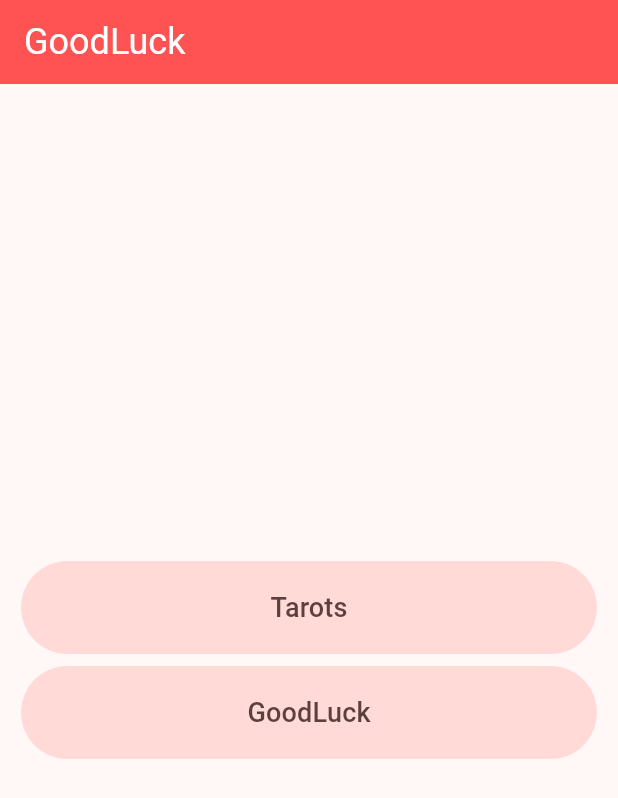
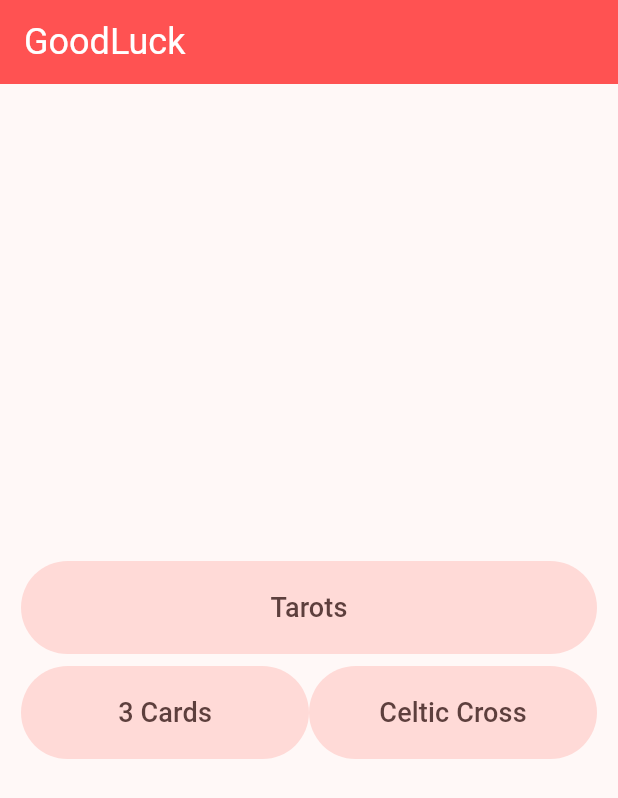
Before and after one commit to lertumpai/goodluck, a Flutter app: the screen it shows after launch, on a phone screen of 412 x 824 dp. Shown: the top 798 px of the screen. Run offline on Flutter 3.47's test engine with Material 2 defaults, Android fonts, the phone set to English and light mode, and no system bars.

```diff
--- a/lib/homeScreen.dart
+++ b/lib/homeScreen.dart
@@ -1,6 +1,8 @@
 import 'package:flutter/material.dart';
+import 'package:goodluck/tarots/screens/celtic_cross.dart';
 import 'package:goodluck/tarots/screens/goodluck.dart';
 import 'package:goodluck/tarots/screens/listTarots.dart';
+import 'package:goodluck/tarots/screens/mode.dart';
 import 'package:goodluck/transitionBuilder.dart';
 
 class MyHomePage extends StatelessWidget {
@@ -52,7 +54,23 @@ class MyHomePage extends StatelessWidget {
                               padding: MaterialStatePropertyAll(
                                   EdgeInsets.symmetric(vertical: 18))),
                           child: const Text(
-                            'GoodLuck',
+                            '3 Cards',
+                            style: TextStyle(fontSize: 18),
+                          )),
+                    ),
+                  ),
+                  Expanded(
+                    child: Container(
+                      margin: const EdgeInsets.symmetric(vertical: 4),
+                      child: FilledButton.tonal(
+                          onPressed: () {
+                            Navigator.of(context).push(celticCrossRoute());
+                          },
+                          style: const ButtonStyle(
+                              padding: MaterialStatePropertyAll(
+                                  EdgeInsets.symmetric(vertical: 18))),
+                          child: const Text(
+                            'Celtic Cross',
                             style: TextStyle(fontSize: 18),
                           )),
                     ),
@@ -78,7 +96,15 @@ Route tarotListRoute() {
 Route goodLuckRoute() {
   return PageRouteBuilder(
     pageBuilder: (context, animation, secondaryAnimation) =>
-        const GoodLuckPage(),
+        const GoodLuckPage(goodLuckModeEnum: GoodLuckModeEnum.show3Cards),
     transitionsBuilder: transitionsBuilder,
   );
 }
+
+Route celticCrossRoute() {
+  return PageRouteBuilder(
+    pageBuilder: (context, animation, secondaryAnimation) =>
+        const GoodLuckPage(goodLuckModeEnum: GoodLuckModeEnum.celticCross),
+    transitionsBuilder: transitionsBuilder,
+  );
+}
--- /dev/null
+++ b/lib/tarots/screens/mode.dart
@@ -0,0 +1,4 @@
+enum GoodLuckModeEnum {
+  show3Cards,
+  celticCross,
+}
```
Also changed, not shown: lib/tarots/screens/celtic_cross.dart (added, +26 -0 lines), lib/tarots/screens/goodluck.dart (+5 -2 lines), lib/tarots/widgets/curveCard.dart (+18 -3 lines).
